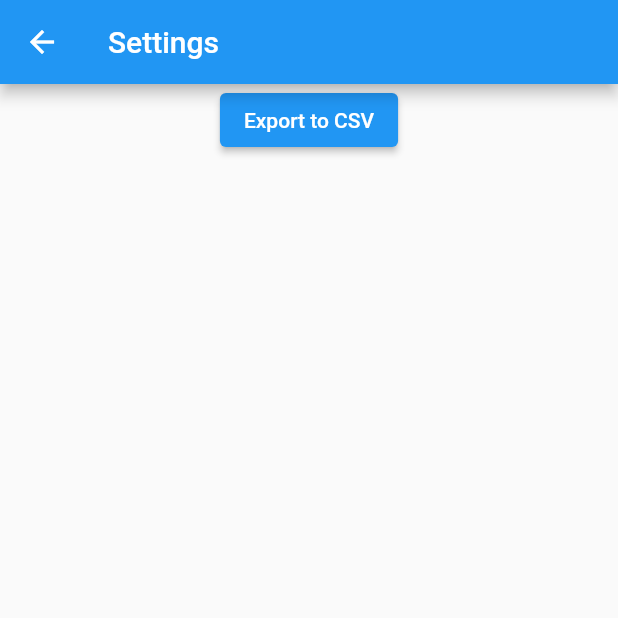
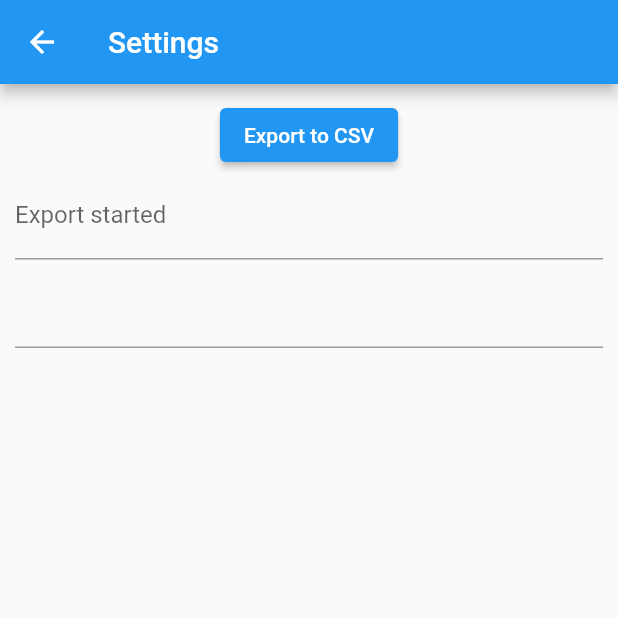
Before and after one commit to 0xDecentMaz/Daylog, a Flutter app: the screen it shows after launch, item 3 of the bottom bar chosen, after a tap on "Export to CSV", on a phone screen of 412 x 824 dp, the top half of it. Run offline on Flutter 3.47's test engine with Material 2 defaults, Android fonts, the phone set to English and light mode, and no system bars; our stand-ins replace csv, permission_handler, sqflite; accounts and stored records are empty.

Commit message:
Add padding to pages

```diff
--- a/daylog/lib/db_helper.dart
+++ b/daylog/lib/db_helper.dart
@@ -88,7 +88,7 @@ class DatabaseHelper {
     });
   }
 
-  Future<void> exportToCSV() async {
+  Future<String> exportToCSV() async {
     List<List<dynamic>> csvList = [];
     List<Log> dbList = await getActivityLog();
 
@@ -109,10 +109,13 @@ class DatabaseHelper {
 
     String dir = "/storage/emulated/0/Download/";
     debugPrint("dir $dir");
-
-    File csvFile = File("$dir/Logitall_output.csv");
+    String fileName = "Logitall_output.csv";
+    String fullDir = ("$dir$fileName");
+    File csvFile = File(fullDir);
 
     await csvFile.writeAsString(csv);
+
+    return fullDir;
   }
 }
 
--- a/daylog/lib/history_page.dart
+++ b/daylog/lib/history_page.dart
@@ -22,7 +22,10 @@ class _HistoryPageState extends State<HistoryPage> {
           icon: const Icon(Icons.arrow_back),
         ),
       ),
-      body: const ActivityLogTable(),
+      body: const Padding(
+        padding: EdgeInsets.all(10.0),
+        child: ActivityLogTable(),
+      ),
     );
   }
 }
--- a/daylog/lib/home_page.dart
+++ b/daylog/lib/home_page.dart
@@ -1,6 +1,5 @@
 import 'package:daylog/history_page.dart';
 import 'package:daylog/settings_page.dart';
-import 'package:daylog/navigation_bar.dart';
 import 'package:flutter/material.dart';
 import 'db_helper.dart';
 
@@ -32,7 +31,9 @@ class _HomePageState extends State<HomePage> {
           centerTitle: true,
           title: const Text('Logitall'),
         ),
-        body: ListView.builder(
+        body: Padding(
+          padding: const EdgeInsets.all(10.0),
+          child: ListView.builder(
             itemCount: activityList.length,
             itemBuilder: (_, index) {
               var activity = activityList[index];
@@ -45,10 +46,17 @@ class _HomePageState extends State<HomePage> {
                     onLongPress: () {
                       _deleteActivityDialog(activity);
                     },
-                    child: Text(activity))
+                    child: SizedBox(
+                      width: double.infinity,
+                      child: Center(
+                        child: Text(activity),
+                      ),
+                    ),
+                  ),
                 ],
               );
             },
+          ),
         ),
         floatingActionButton: FloatingActionButton(
           onPressed: () {
@@ -56,7 +64,28 @@ class _HomePageState extends State<HomePage> {
           },
           child: const Icon(Icons.add),
         ),
-        bottomNavigationBar: const NavBar(),
+        bottomNavigationBar: NavigationBar(
+          //backgroundColor: Colors.lightBlue,
+          destinations: const [
+            NavigationDestination(icon: Icon(Icons.home), label: 'Home'),
+            NavigationDestination(icon: Icon(Icons.list), label: 'History'),
+            NavigationDestination(
+                icon: Icon(Icons.settings), label: 'Settings'),
+          ],
+          onDestinationSelected: (int index) {
+            if (index != 0) {
+              Navigator.of(context).push(
+                MaterialPageRoute(
+                  builder: (BuildContext context) {
+                    return pages[index];
+                  },
+                ),
+              );
+            } else {
+              //do nothing since already on homepage
+            }
+          },
+        ),
       ),
     );
   }
--- a/daylog/lib/navigation_bar.dart
+++ /dev/null
@@ -1,40 +0,0 @@
-import 'package:flutter/material.dart';
-import 'package:daylog/history_page.dart';
-import 'package:daylog/settings_page.dart';
-import 'package:daylog/home_page.dart';
-
-class NavBar extends StatefulWidget {
-  const NavBar({super.key});
-
-  @override
-  State<NavBar> createState() => _NavBarState();
-}
-
-class _NavBarState extends State<NavBar> {
-  List<Widget> pages = const [HomePage(), HistoryPage(), SettingsPage()];
-
-  @override
-  Widget build(BuildContext context) {
-    return NavigationBar(
-      //backgroundColor: Colors.lightBlue,
-      destinations: const [
-        NavigationDestination(icon: Icon(Icons.home), label: 'Home'),
-        NavigationDestination(icon: Icon(Icons.list), label: 'History'),
-        NavigationDestination(icon: Icon(Icons.settings), label: 'Settings'),
-      ],
-      onDestinationSelected: (int index) {
-        if (index != 0) {
-          Navigator.of(context).push(
-            MaterialPageRoute(
-              builder: (BuildContext context) {
-                return pages[index];
-              },
-            ),
-          );
-        } else {
-          //do nothing since already on homepage
-        }
-      },
-    );
-  }
-}
--- a/daylog/lib/settings_page.dart
+++ b/daylog/lib/settings_page.dart
@@ -24,7 +24,10 @@ class _SettingsPageState extends State<SettingsPage> {
           icon: const Icon(Icons.arrow_back),
         ),
       ),
-      body: const ExportWidget(),
+      body: const Padding(
+        padding: EdgeInsets.all(10.0),
+        child: ExportWidget(),
+      ),
     );
   }
 }
@@ -38,6 +41,8 @@ class ExportWidget extends StatefulWidget {
 
 class _ExportWidgetState extends State<ExportWidget> {
   DatabaseHelper dbservices = DatabaseHelper.instance;
+  String exportResult = "";
+  String exportDir = "";
 
   @override
   Widget build(BuildContext context) {
@@ -45,10 +50,21 @@ class _ExportWidgetState extends State<ExportWidget> {
       child: Column(
         children: [
           ElevatedButton(
-              onPressed: () {
-                exportToCSV();
-              },
-              child: const Text('Export to CSV'))
+            onPressed: () {
+              exportToCSV();
+            },
+            child: const Text('Export to CSV'),
+          ),
+          TextField(
+            decoration: InputDecoration(
+              labelText: exportResult,
+            ),
+          ),
+          TextField(
+            decoration: InputDecoration(
+              labelText: exportDir,
+            ),
+          )
         ],
       ),
     );
@@ -57,9 +73,12 @@ class _ExportWidgetState extends State<ExportWidget> {
   void exportToCSV() async {
     // get permission for external storage
     if (await Permission.manageExternalStorage.request().isGranted) {
-      debugPrint('Start export process');
-      await dbservices.exportToCSV();
-      debugPrint('Export completed');
+      exportResult = "Export started";
+      setState(() {});
+      String dir = await dbservices.exportToCSV();
+      exportResult = "Export complete";
+      exportDir = dir;
+      setState(() {});
     }
   }
 }
```
Lines whose indentation alone changed are shown as unchanged.
